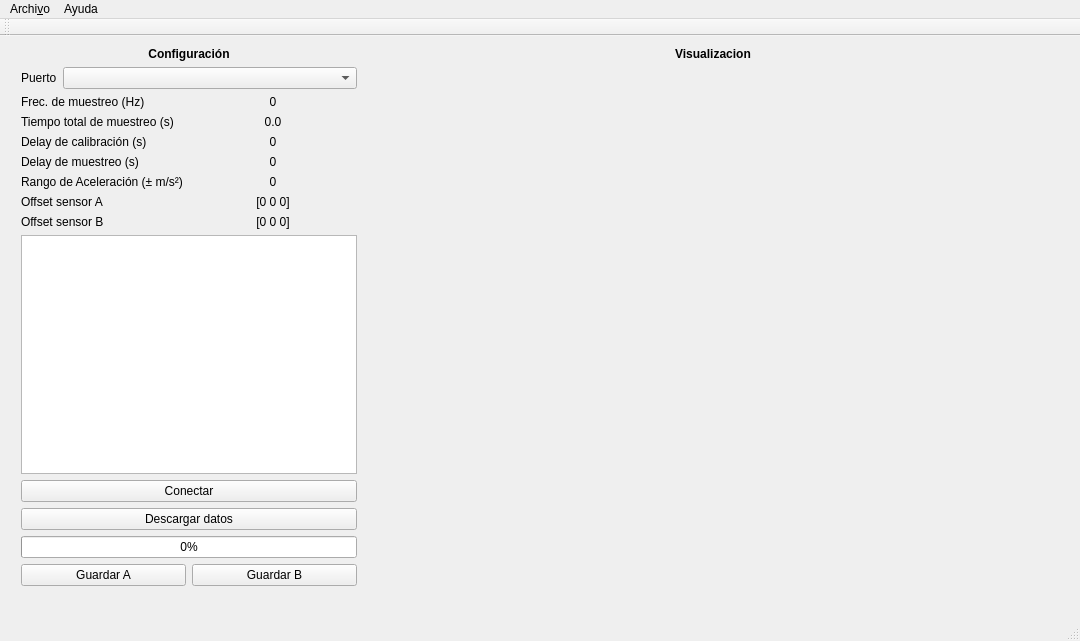
The window that mainwindow.ui (Toroid-io/AccelerationDataLogger) describes before a commit, drawn with Qt 5.
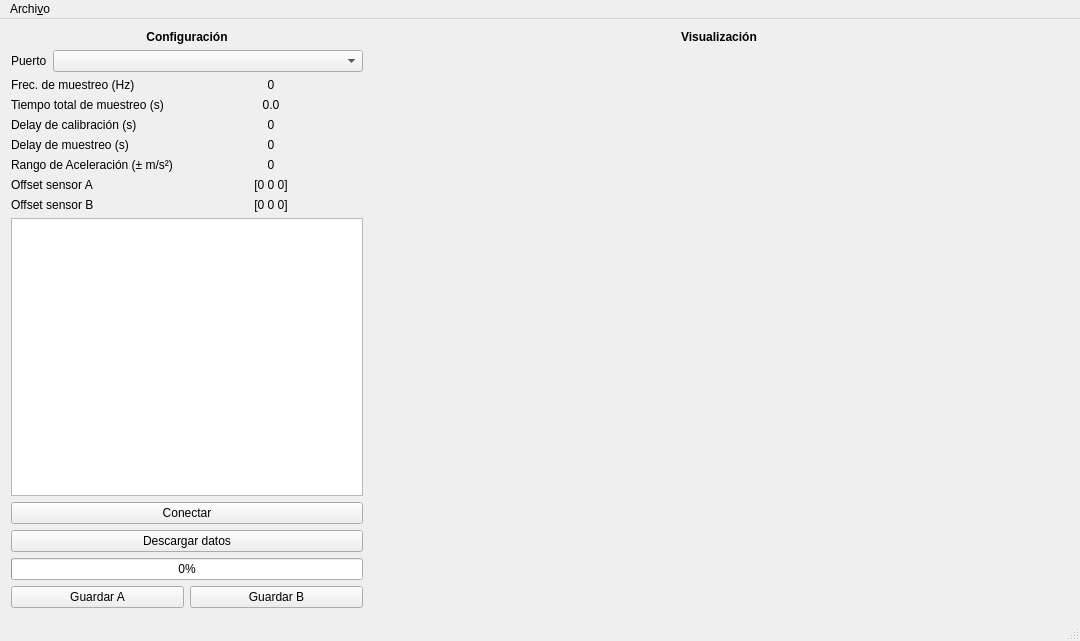
The same window after the commit. Custom widgets are drawn as their Qt base class.

Commit message: [Qt] AboutMe window. Menu. No data downloaded QMessageBox.

Diff of the .ui file:
```diff
--- a/mainwindow.ui
+++ b/mainwindow.ui
@@ -35,71 +35,100 @@
      <verstretch>0</verstretch>
     </sizepolicy>
    </property>
-   <widget class="QWidget" name="horizontalLayoutWidget">
-    <property name="geometry">
-     <rect>
-      <x>10</x>
-      <y>0</y>
-      <width>1064</width>
-      <height>561</height>
-     </rect>
-    </property>
-    <layout class="QGridLayout" name="gridLayout">
-     <property name="sizeConstraint">
-      <enum>QLayout::SetDefaultConstraint</enum>
-     </property>
-     <item row="2" column="0">
+   <layout class="QHBoxLayout" name="horizontalLayout_2">
+    <item>
       <layout class="QVBoxLayout" name="verticalLayout_2">
+      <property name="sizeConstraint">
+       <enum>QLayout::SetFixedSize</enum>
+      </property>
+      <item alignment="Qt::AlignHCenter">
+       <widget class="QLabel" name="configurationLabel">
+        <property name="sizePolicy">
+         <sizepolicy hsizetype="Fixed" vsizetype="Preferred">
+          <horstretch>0</horstretch>
+          <verstretch>0</verstretch>
+         </sizepolicy>
+        </property>
+        <property name="font">
+         <font>
+          <weight>75</weight>
+          <bold>true</bold>
+         </font>
+        </property>
+        <property name="text">
+         <string>Configuración</string>
+        </property>
+        <property name="alignment">
+         <set>Qt::AlignCenter</set>
+        </property>
+       </widget>
+      </item>
        <item>
         <layout class="QFormLayout" name="formLayout_2">
          <item row="0" column="0">
           <widget class="QLabel" name="PuertoLabel">
+          <property name="sizePolicy">
+           <sizepolicy hsizetype="Minimum" vsizetype="Preferred">
+            <horstretch>0</horstretch>
+            <verstretch>0</verstretch>
+           </sizepolicy>
+          </property>
            <property name="text">
             <string>Puerto</string>
            </property>
           </widget>
          </item>
          <item row="0" column="1">
-          <widget class="QComboBox" name="serialPortComboBox"/>
+         <widget class="QComboBox" name="serialPortComboBox">
+          <property name="sizePolicy">
+           <sizepolicy hsizetype="Minimum" vsizetype="Fixed">
+            <horstretch>0</horstretch>
+            <verstretch>0</verstretch>
+           </sizepolicy>
+          </property>
+         </widget>
          </item>
         </layout>
        </item>
        <item>
-        <layout class="QFormLayout" name="formLayout">
-         <item row="1" column="0">
-          <widget class="QLabel" name="sampleTimeLabel">
-           <property name="text">
-            <string>Tiempo total de muestreo (s)</string>
-           </property>
-          </widget>
-         </item>
-         <item row="1" column="1">
-          <widget class="QLabel" name="sampleTimeValLabel">
-           <property name="font">
-            <font>
-             <weight>50</weight>
-             <bold>false</bold>
-             <strikeout>false</strikeout>
-             <kerning>true</kerning>
-            </font>
-           </property>
-           <property name="text">
-            <string>0.0</string>
-           </property>
-           <property name="alignment">
-            <set>Qt::AlignCenter</set>
-           </property>
-          </widget>
-         </item>
+       <layout class="QGridLayout" name="gridLayout">
          <item row="2" column="0">
           <widget class="QLabel" name="calDelayLabel">
+          <property name="sizePolicy">
+           <sizepolicy hsizetype="Minimum" vsizetype="Preferred">
+            <horstretch>0</horstretch>
+            <verstretch>0</verstretch>
+           </sizepolicy>
+          </property>
            <property name="text">
             <string>Delay de calibración (s)</string>
            </property>
           </widget>
          </item>
+        <item row="5" column="1">
+         <widget class="QLabel" name="offsetAValLabel">
+          <property name="sizePolicy">
+           <sizepolicy hsizetype="Minimum" vsizetype="Preferred">
+            <horstretch>100</horstretch>
+            <verstretch>0</verstretch>
+           </sizepolicy>
+          </property>
+          <property name="text">
+           <string>[0 0 0]</string>
+          </property>
+          <property name="alignment">
+           <set>Qt::AlignCenter</set>
+          </property>
+         </widget>
+        </item>
          <item row="3" column="0">
           <widget class="QLabel" name="sampleDelayLabel">
+          <property name="sizePolicy">
+           <sizepolicy hsizetype="Minimum" vsizetype="Preferred">
+            <horstretch>0</horstretch>
+            <verstretch>0</verstretch>
+           </sizepolicy>
+          </property>
            <property name="text">
             <string>Delay de muestreo (s)</string>
            </property>
@@ -107,23 +136,25 @@
          </item>
          <item row="0" column="0">
           <widget class="QLabel" name="sampleSpeedLabel">
+          <property name="sizePolicy">
+           <sizepolicy hsizetype="Minimum" vsizetype="Preferred">
+            <horstretch>0</horstretch>
+            <verstretch>0</verstretch>
+           </sizepolicy>
+          </property>
            <property name="text">
             <string>Frec. de muestreo (Hz)</string>
            </property>
           </widget>
          </item>
-         <item row="0" column="1">
-          <widget class="QLabel" name="sampleSpeedValLabel">
-           <property name="text">
-            <string>0</string>
-           </property>
-           <property name="alignment">
-            <set>Qt::AlignCenter</set>
-           </property>
-          </widget>
-         </item>
          <item row="2" column="1">
           <widget class="QLabel" name="calDelayValLabel">
+          <property name="sizePolicy">
+           <sizepolicy hsizetype="Minimum" vsizetype="Preferred">
+            <horstretch>0</horstretch>
+            <verstretch>0</verstretch>
+           </sizepolicy>
+          </property>
            <property name="text">
             <string>0</string>
            </property>
@@ -132,32 +163,67 @@
            </property>
           </widget>
          </item>
-         <item row="3" column="1">
-          <widget class="QLabel" name="sampleDelayValLabel">
+        <item row="1" column="1">
+         <widget class="QLabel" name="sampleTimeValLabel">
+          <property name="sizePolicy">
+           <sizepolicy hsizetype="Minimum" vsizetype="Preferred">
+            <horstretch>0</horstretch>
+            <verstretch>0</verstretch>
+           </sizepolicy>
+          </property>
+          <property name="font">
+           <font>
+            <weight>50</weight>
+            <bold>false</bold>
+            <strikeout>false</strikeout>
+            <kerning>true</kerning>
+           </font>
+          </property>
            <property name="text">
-            <string>0</string>
+           <string>0.0</string>
            </property>
            <property name="alignment">
             <set>Qt::AlignCenter</set>
            </property>
           </widget>
          </item>
-         <item row="5" column="0">
-          <widget class="QLabel" name="offsetALabel">
-           <property name="text">
-            <string>Offset sensor A</string>
-           </property>
-          </widget>
-         </item>
          <item row="4" column="0">
           <widget class="QLabel" name="accelRangeLabel">
+          <property name="sizePolicy">
+           <sizepolicy hsizetype="Minimum" vsizetype="Preferred">
+            <horstretch>0</horstretch>
+            <verstretch>0</verstretch>
+           </sizepolicy>
+          </property>
            <property name="text">
             <string>Rango de Aceleración (± m/s²)</string>
            </property>
           </widget>
          </item>
+        <item row="6" column="1">
+         <widget class="QLabel" name="offsetBValLabel">
+          <property name="sizePolicy">
+           <sizepolicy hsizetype="Minimum" vsizetype="Preferred">
+            <horstretch>0</horstretch>
+            <verstretch>0</verstretch>
+           </sizepolicy>
+          </property>
+          <property name="text">
+           <string>[0 0 0]</string>
+          </property>
+          <property name="alignment">
+           <set>Qt::AlignCenter</set>
+          </property>
+         </widget>
+        </item>
          <item row="4" column="1">
           <widget class="QLabel" name="accelRangeValLabel">
+          <property name="sizePolicy">
+           <sizepolicy hsizetype="Minimum" vsizetype="Preferred">
+            <horstretch>0</horstretch>
+            <verstretch>0</verstretch>
+           </sizepolicy>
+          </property>
            <property name="text">
             <string>0</string>
            </property>
@@ -166,27 +232,71 @@
            </property>
           </widget>
          </item>
+        <item row="3" column="1">
+         <widget class="QLabel" name="sampleDelayValLabel">
+          <property name="sizePolicy">
+           <sizepolicy hsizetype="Minimum" vsizetype="Preferred">
+            <horstretch>0</horstretch>
+            <verstretch>0</verstretch>
+           </sizepolicy>
+          </property>
+          <property name="text">
+           <string>0</string>
+          </property>
+          <property name="alignment">
+           <set>Qt::AlignCenter</set>
+          </property>
+         </widget>
+        </item>
+        <item row="5" column="0">
+         <widget class="QLabel" name="offsetALabel">
+          <property name="sizePolicy">
+           <sizepolicy hsizetype="Minimum" vsizetype="Preferred">
+            <horstretch>0</horstretch>
+            <verstretch>0</verstretch>
+           </sizepolicy>
+          </property>
+          <property name="text">
+           <string>Offset sensor A</string>
+          </property>
+         </widget>
+        </item>
+        <item row="1" column="0">
+         <widget class="QLabel" name="sampleTimeLabel">
+          <property name="sizePolicy">
+           <sizepolicy hsizetype="Minimum" vsizetype="Preferred">
+            <horstretch>0</horstretch>
+            <verstretch>0</verstretch>
+           </sizepolicy>
+          </property>
+          <property name="text">
+           <string>Tiempo total de muestreo (s)</string>
+          </property>
+         </widget>
+        </item>
          <item row="6" column="0">
           <widget class="QLabel" name="offsetBLabel">
+          <property name="sizePolicy">
+           <sizepolicy hsizetype="Minimum" vsizetype="Preferred">
+            <horstretch>0</horstretch>
+            <verstretch>0</verstretch>
+           </sizepolicy>
+          </property>
            <property name="text">
             <string>Offset sensor B</string>
            </property>
           </widget>
          </item>
-         <item row="5" column="1">
-          <widget class="QLabel" name="offsetAValLabel">
-           <property name="text">
-            <string>[0 0 0]</string>
-           </property>
-           <property name="alignment">
-            <set>Qt::AlignCenter</set>
-           </property>
-          </widget>
-         </item>
-         <item row="6" column="1">
-          <widget class="QLabel" name="offsetBValLabel">
+        <item row="0" column="1">
+         <widget class="QLabel" name="sampleSpeedValLabel">
+          <property name="sizePolicy">
+           <sizepolicy hsizetype="Minimum" vsizetype="Preferred">
+            <horstretch>0</horstretch>
+            <verstretch>0</verstretch>
+           </sizepolicy>
+          </property>
            <property name="text">
-            <string>[0 0 0]</string>
+           <string>0</string>
            </property>
            <property name="alignment">
             <set>Qt::AlignCenter</set>
@@ -196,10 +306,23 @@
         </layout>
        </item>
        <item>
-        <widget class="QTextBrowser" name="connectionTextBrowser"/>
+       <widget class="QTextBrowser" name="connectionTextBrowser">
+        <property name="sizePolicy">
+         <sizepolicy hsizetype="Minimum" vsizetype="Expanding">
+          <horstretch>0</horstretch>
+          <verstretch>0</verstretch>
+         </sizepolicy>
+        </property>
+       </widget>
        </item>
        <item>
         <widget class="QPushButton" name="connectGetConfPushButton">
+        <property name="sizePolicy">
+         <sizepolicy hsizetype="Minimum" vsizetype="Fixed">
+          <horstretch>0</horstretch>
+          <verstretch>0</verstretch>
+         </sizepolicy>
+        </property>
          <property name="text">
           <string>Conectar</string>
          </property>
@@ -207,6 +330,12 @@
        </item>
        <item>
         <widget class="QPushButton" name="getDataPushButton">
+        <property name="sizePolicy">
+         <sizepolicy hsizetype="Minimum" vsizetype="Fixed">
+          <horstretch>0</horstretch>
+          <verstretch>0</verstretch>
+         </sizepolicy>
+        </property>
          <property name="text">
           <string>Descargar datos</string>
          </property>
@@ -214,6 +343,12 @@
        </item>
        <item>
         <widget class="QProgressBar" name="downloadProgressBar">
+        <property name="sizePolicy">
+         <sizepolicy hsizetype="Minimum" vsizetype="Fixed">
+          <horstretch>0</horstretch>
+          <verstretch>0</verstretch>
+         </sizepolicy>
+        </property>
          <property name="value">
           <number>0</number>
          </property>
@@ -223,6 +358,12 @@
         <layout class="QHBoxLayout" name="horizontalLayout">
          <item>
           <widget class="QPushButton" name="saveAPushButton">
+          <property name="sizePolicy">
+           <sizepolicy hsizetype="Minimum" vsizetype="Fixed">
+            <horstretch>0</horstretch>
+            <verstretch>0</verstretch>
+           </sizepolicy>
+          </property>
            <property name="text">
             <string>Guardar A</string>
            </property>
@@ -230,6 +371,12 @@
          </item>
          <item>
           <widget class="QPushButton" name="saveBPushButton">
+          <property name="sizePolicy">
+           <sizepolicy hsizetype="Minimum" vsizetype="Fixed">
+            <horstretch>0</horstretch>
+            <verstretch>0</verstretch>
+           </sizepolicy>
+          </property>
            <property name="text">
             <string>Guardar B</string>
            </property>
@@ -239,39 +386,18 @@
        </item>
       </layout>
      </item>
-     <item row="0" column="0">
-      <widget class="QLabel" name="label_6">
-       <property name="font">
-        <font>
-         <weight>75</weight>
-         <bold>true</bold>
-        </font>
-       </property>
-       <property name="text">
-        <string>Configuración</string>
-       </property>
-       <property name="alignment">
-        <set>Qt::AlignCenter</set>
-       </property>
-      </widget>
-     </item>
-     <item row="2" column="1" colspan="2">
+    <item>
       <layout class="QVBoxLayout" name="verticalLayout">
+      <property name="sizeConstraint">
+       <enum>QLayout::SetDefaultConstraint</enum>
+      </property>
        <item>
-        <widget class="QCustomPlot" name="s1QCustomPlot" native="true"/>
-       </item>
-       <item>
-        <widget class="QCustomPlot" name="s2QCustomPlot" native="true"/>
-       </item>
-      </layout>
-     </item>
-     <item row="0" column="1" colspan="2">
-      <widget class="QLabel" name="label_8">
-       <property name="minimumSize">
-        <size>
-         <width>700</width>
-         <height>0</height>
-        </size>
+       <widget class="QLabel" name="label">
+        <property name="sizePolicy">
+         <sizepolicy hsizetype="Preferred" vsizetype="Fixed">
+          <horstretch>0</horstretch>
+          <verstretch>0</verstretch>
+         </sizepolicy>
        </property>
        <property name="font">
         <font>
@@ -280,21 +406,54 @@
         </font>
        </property>
        <property name="text">
-        <string>Visualizacion</string>
+         <string>Visualización</string>
        </property>
        <property name="alignment">
         <set>Qt::AlignCenter</set>
        </property>
-       <property name="margin">
-        <number>10</number>
-       </property>
-       <property name="indent">
-        <number>-1</number>
-       </property>
-      </widget>
-     </item>
-    </layout>
-   </widget>
+       </widget>
+      </item>
+      <item>
+       <widget class="QCustomPlot" name="s1QCustomPlot" native="true">
+        <property name="enabled">
+         <bool>true</bool>
+        </property>
+        <property name="sizePolicy">
+         <sizepolicy hsizetype="MinimumExpanding" vsizetype="Preferred">
+          <horstretch>0</horstretch>
+          <verstretch>0</verstretch>
+         </sizepolicy>
+        </property>
+        <property name="minimumSize">
+         <size>
+          <width>700</width>
+          <height>0</height>
+         </size>
+        </property>
+       </widget>
+      </item>
+      <item>
+       <widget class="QCustomPlot" name="s2QCustomPlot" native="true">
+        <property name="sizePolicy">
+         <sizepolicy hsizetype="MinimumExpanding" vsizetype="Preferred">
+          <horstretch>0</horstretch>
+          <verstretch>0</verstretch>
+         </sizepolicy>
+        </property>
+        <property name="minimumSize">
+         <size>
+          <width>700</width>
+          <height>0</height>
+         </size>
+        </property>
+        <property name="autoFillBackground">
+         <bool>false</bool>
+        </property>
+       </widget>
+      </item>
+     </layout>
+    </item>
+   </layout>
   </widget>
   <widget class="QMenuBar" name="menuBar">
    <property name="geometry">
@@ -305,28 +464,13 @@
      <height>24</height>
     </rect>
    </property>
-   <widget class="QMenu" name="menuMenu">
+   <widget class="QMenu" name="fileMenu">
     <property name="title">
      <string>Archi&amp;vo</string>
     </property>
     <addaction name="actionCerrar"/>
    </widget>
-   <widget class="QMenu" name="menuAyuda">
-    <property name="title">
-     <string>Ayuda</string>
-    </property>
-    <addaction name="actionAcerca_2"/>
-   </widget>
-   <addaction name="menuMenu"/>
-   <addaction name="menuAyuda"/>
-  </widget>
-  <widget class="QToolBar" name="mainToolBar">
-   <attribute name="toolBarArea">
-    <enum>TopToolBarArea</enum>
-   </attribute>
-   <attribute name="toolBarBreak">
-    <bool>false</bool>
-   </attribute>
+   <addaction name="fileMenu"/>
   </widget>
   <widget class="QStatusBar" name="statusBar"/>
   <action name="actionAcerca">
```
Left out of the diff: 11 changed lines with no effect on the pictures. Lines whose indentation alone changed are shown as unchanged. The commit also changes 7 other files.
